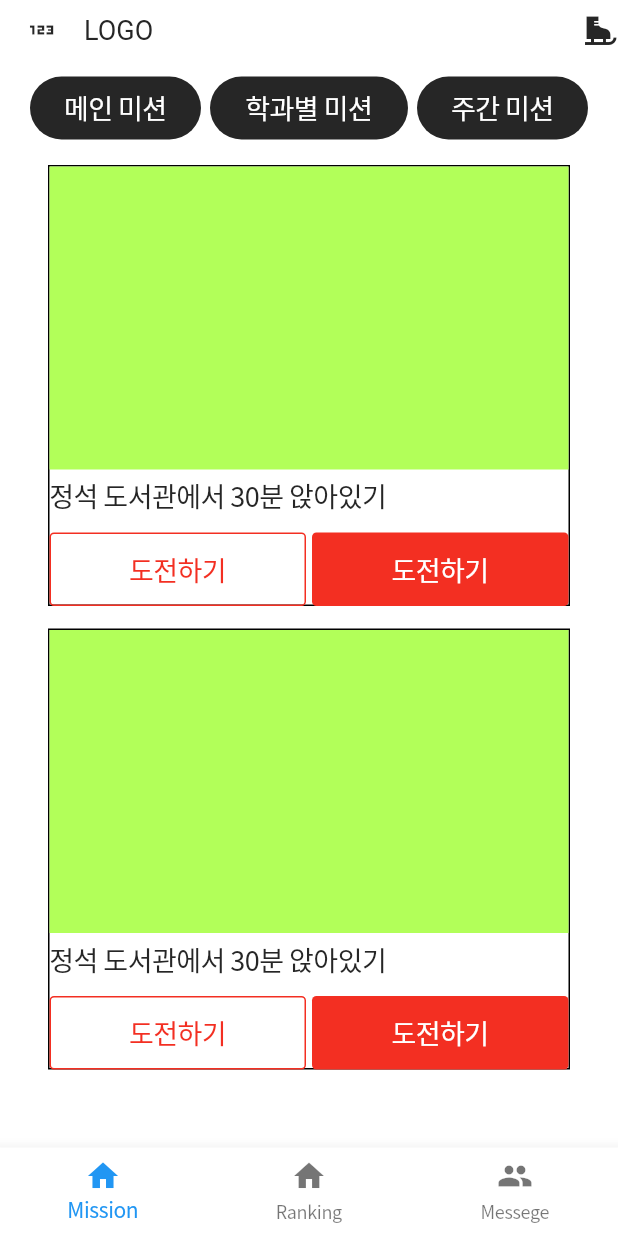
After one commit to inha-cse-hackathon/flutter, a Flutter app: the MainPage screen opened directly, on a phone screen of 412 x 824 dp. The commit adds this screen. Run offline on Flutter 3.47's test engine with Material 2 defaults, Android fonts, the phone set to English and light mode, and no system bars; our stand-ins replace fluttertoast, shared_preferences; missing offline and left inert: xtyle; accounts and stored records are empty.

Commit message:
회원가입_학과

```diff
--- /dev/null
+++ b/lib/layout/main_page.dart
@@ -0,0 +1,245 @@
+import 'package:flutter/material.dart';
+
+class MainPage extends StatelessWidget {
+  const MainPage({Key? key}) : super(key: key);
+
+  @override
+  Widget build(BuildContext context) {
+    return Scaffold(
+      resizeToAvoidBottomInset: false,
+      appBar: AppBar(
+        toolbarHeight: 40.0,
+        title: const Text('LOGO'),
+        // leadingWidth: 10,
+        titleSpacing: 0,
+        // leading: Container(color: Colors.blue,),
+        leading: IconButton(
+          icon: const Icon(Icons.onetwothree_sharp),
+          onPressed: () {
+            Navigator.pop(context);
+            // 뒤로가기 버튼 누르면 이동하는 곳
+          },
+        ),
+        actions: [
+          Icon(Icons.ice_skating)
+        ],
+      ),
+      body: SingleChildScrollView(
+        child: Column(
+          children: [
+            SizedBox(height: 11,),
+            Row(
+              mainAxisAlignment: MainAxisAlignment.center,
+              children: [
+                Container(
+                  width: 114,
+                  height: 42,
+                  child: Center(
+                    child: Text('메인 미션',
+                      style: TextStyle(
+                        fontSize: 18.0,
+                        fontWeight: FontWeight.w400,
+                        letterSpacing: -18.0 * 0.02,
+                        color: Color(0xffFFFFFF),
+                      ),
+                    ),
+                  ),
+                  decoration: BoxDecoration(
+                    color: Color(0xff262626),
+                    borderRadius: BorderRadius.all(Radius.circular(500)),
+                  ),
+                ),
+                SizedBox(width: 6,),
+                Container(
+                  width: 132,
+                  height: 42,
+                  child: Center(
+                    child: Text('학과별 미션',
+                      style: TextStyle(
+                        fontSize: 18.0,
+                        fontWeight: FontWeight.w400,
+                        letterSpacing: -18.0 * 0.02,
+                        color: Color(0xffFFFFFF),
+                      ),
+                    ),
+                  ),
+                  decoration: BoxDecoration(
+                    color: Color(0xff262626),
+                    borderRadius: BorderRadius.all(Radius.circular(500)),
+                  ),
+                ),
+                SizedBox(width: 6,),
+                Container(
+                  width: 114,
+                  height: 42,
+                  child: Center(
+                    child: Text('주간 미션',
+                      style: TextStyle(
+                        fontSize: 18.0,
+                        fontWeight: FontWeight.w400,
+                        letterSpacing: -18.0 * 0.02,
+                        color: Color(0xffFFFFFF),
+                      ),
+                    ),
+                  ),
+                  decoration: BoxDecoration(
+                    color: Color(0xff262626),
+                    borderRadius: BorderRadius.all(Radius.circular(500)),
+                  ),
+                ),
+              ],
+            ),
+            SizedBox(height: 17,),
+            Container(
+              width: 348,
+              height: 294,
+              decoration: BoxDecoration(
+                  border: Border.all(color: Colors.black)),
+              child: Column(
+                crossAxisAlignment: CrossAxisAlignment.start,
+                children: [
+                  Container(
+                    width: 348,
+                    height: 202,
+                    color: Colors.lightGreenAccent,
+                  ),
+                  SizedBox(height: 4,),
+                  Text('정석 도서관에서 30분 앉아있기',
+                    style: TextStyle(
+                      fontSize: 18.0,
+                      fontWeight: FontWeight.w400,
+                      letterSpacing: -18.0 * 0.02,
+                      color: Color(0xff262626),
+                    ),
+                  ),
+                  SizedBox(height: 11,),
+                  Row(
+                    children: [
+                      Container(
+                        width: 171,
+                        height: 49,
+                        decoration: BoxDecoration(
+                            borderRadius: BorderRadius.all(Radius.circular(3)),
+                            border: Border.all(color: Color(0xffF32F22))),
+                        child: Center(child: Text('도전하기',
+                          style: TextStyle(
+                            fontSize: 18.0,
+                            fontWeight: FontWeight.w400,
+                            letterSpacing: -18.0 * 0.02,
+                            color: Color(0xffF32F22),
+                          ),
+                        )
+                        ),
+                      ),
+                      SizedBox(width: 4,),
+                      Container(
+                        width: 171,
+                        height: 49,
+                        decoration: BoxDecoration(
+                          color: Color(0xffF32F22),
+                            borderRadius: BorderRadius.all(Radius.circular(3)),
+                        ),
+                        child: Center(child: Text('도전하기',
+                          style: TextStyle(
+                            fontSize: 18.0,
+                            fontWeight: FontWeight.w400,
+                            letterSpacing: -18.0 * 0.02,
+                            color: Color(0xffFFFFFF),
+                          ),
+                        )
+                        ),
+                      ),
+                    ],
+                  )
+
+                ],
+              ),
+            ),
+            SizedBox(height: 15,),
+            Container(
+              width: 348,
+              height: 294,
+              decoration: BoxDecoration(
+                  border: Border.all(color: Colors.black)),
+              child: Column(
+                crossAxisAlignment: CrossAxisAlignment.start,
+                children: [
+                  Container(
+                    width: 348,
+                    height: 202,
+                    color: Colors.lightGreenAccent,
+                  ),
+                  SizedBox(height: 4,),
+                  Text('정석 도서관에서 30분 앉아있기',
+                    style: TextStyle(
+                      fontSize: 18.0,
+                      fontWeight: FontWeight.w400,
+                      letterSpacing: -18.0 * 0.02,
+                      color: Color(0xff262626),
+                    ),
+                  ),
+                  SizedBox(height: 11,),
+                  Row(
+                    children: [
+                      Container(
+                        width: 171,
+                        height: 49,
+                        decoration: BoxDecoration(
+                            borderRadius: BorderRadius.all(Radius.circular(3)),
+                            border: Border.all(color: Color(0xffF32F22))),
+                        child: Center(child: Text('도전하기',
+                          style: TextStyle(
+                            fontSize: 18.0,
+                            fontWeight: FontWeight.w400,
+                            letterSpacing: -18.0 * 0.02,
+                            color: Color(0xffF32F22),
+                          ),
+                        )
+                        ),
+                      ),
+                      SizedBox(width: 4,),
+                      Container(
+                        width: 171,
+                        height: 49,
+                        decoration: BoxDecoration(
+                          color: Color(0xffF32F22),
+                          borderRadius: BorderRadius.all(Radius.circular(3)),
+                        ),
+                        child: Center(child: Text('도전하기',
+                          style: TextStyle(
+                            fontSize: 18.0,
+                            fontWeight: FontWeight.w400,
+                            letterSpacing: -18.0 * 0.02,
+                            color: Color(0xffFFFFFF),
+                          ),
+                        )
+                        ),
+                      ),
+                    ],
+                  )
+
+                ],
+              ),
+            ),
+          ],
+        ),
+      ),
+      bottomNavigationBar: BottomNavigationBar(
+        items: const <BottomNavigationBarItem>[
+          BottomNavigationBarItem(
+            icon: Icon(Icons.home),
+            label: 'Mission',
+          ),
+          BottomNavigationBarItem(
+            icon: Icon(Icons.home),
+            label: 'Ranking',
+          ),
+          BottomNavigationBarItem(
+            icon: Icon(Icons.people),
+            label: 'Messege',
+          ),
+        ],
+      ),
+    );
+  }
+}
--- a/lib/layout/run_app.dart
+++ b/lib/layout/run_app.dart
@@ -1,3 +1,4 @@
+import 'package:cse_hackathon_2022/layout/main_page.dart';
 import 'package:cse_hackathon_2022/layout/onboard.dart';
 import 'package:cse_hackathon_2022/layout/signup_department.dart';
 import 'package:cse_hackathon_2022/layout/signup_nickname.dart';
@@ -42,7 +43,7 @@ class MyApp extends StatelessWidget {
         textTheme: MyTextTheme(),
         // backgroundColor: Colors.white,
       ),
-      home: const SignupDepart(),
+      home: const MainPage(),
     );
   }
 
```
